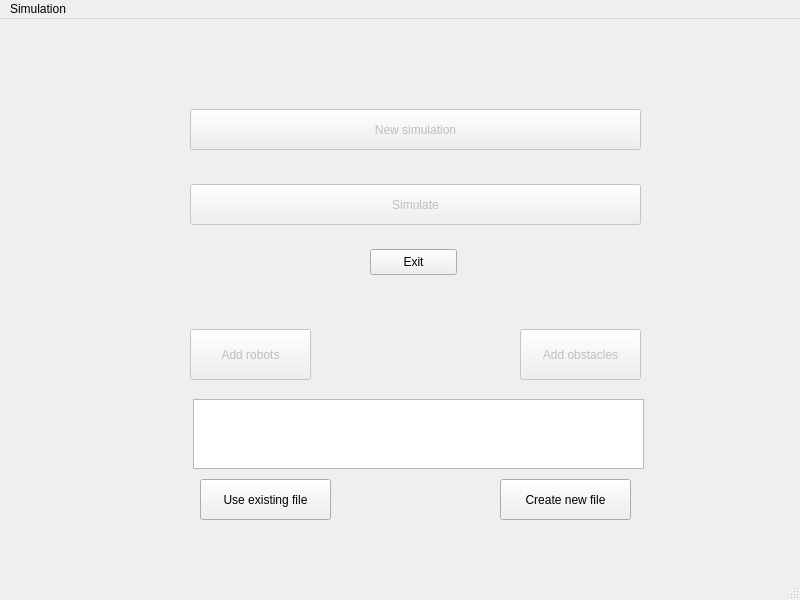
Old version of the form ICP_PROJECT_2024/mainwindow.ui in the repository ToxicToxon/ICP-PROJECT-2024.
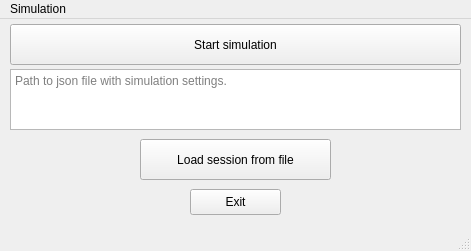
New version of the form.

Patch:
```diff
--- a/ICP_PROJECT_2024/mainwindow.ui
+++ b/ICP_PROJECT_2024/mainwindow.ui
@@ -6,8 +6,8 @@
    <rect>
     <x>0</x>
     <y>0</y>
-    <width>800</width>
-    <height>600</height>
+    <width>471</width>
+    <height>251</height>
    </rect>
   </property>
   <property name="windowTitle">
@@ -16,26 +16,26 @@
   <widget class="QWidget" name="centralwidget">
    <widget class="QPushButton" name="Button_simulate">
     <property name="enabled">
-     <bool>false</bool>
+     <bool>true</bool>
     </property>
     <property name="geometry">
      <rect>
-      <x>190</x>
-      <y>165</y>
+      <x>10</x>
+      <y>5</y>
       <width>451</width>
       <height>41</height>
      </rect>
     </property>
     <property name="text">
-     <string>Simulate</string>
+     <string>Start simulation</string>
     </property>
    </widget>
    <widget class="QPushButton" name="exit_Button">
     <property name="geometry">
      <rect>
-      <x>370</x>
-      <y>230</y>
-      <width>87</width>
+      <x>190</x>
+      <y>170</y>
+      <width>91</width>
       <height>26</height>
      </rect>
     </property>
@@ -43,98 +43,30 @@
      <string>Exit</string>
     </property>
    </widget>
-   <widget class="QPushButton" name="new_simulation_Button">
-    <property name="enabled">
-     <bool>false</bool>
-    </property>
+   <widget class="QPlainTextEdit" name="TextPathToFile">
     <property name="geometry">
      <rect>
-      <x>190</x>
-      <y>90</y>
+      <x>10</x>
+      <y>50</y>
       <width>451</width>
-      <height>41</height>
+      <height>61</height>
      </rect>
     </property>
-    <property name="text">
-     <string>New simulation</string>
+    <property name="placeholderText">
+     <string>Path to json file with simulation settings.</string>
     </property>
    </widget>
-   <widget class="QPushButton" name="add_robot_Button">
-    <property name="enabled">
-     <bool>false</bool>
-    </property>
+   <widget class="QPushButton" name="ButtonLoadSession">
     <property name="geometry">
      <rect>
-      <x>190</x>
-      <y>310</y>
-      <width>121</width>
-      <height>51</height>
-     </rect>
-    </property>
-    <property name="text">
-     <string>Add robots</string>
-    </property>
-   </widget>
-   <widget class="QPushButton" name="add_obstacle_Button">
-    <property name="enabled">
-     <bool>false</bool>
-    </property>
-    <property name="geometry">
-     <rect>
-      <x>520</x>
-      <y>310</y>
-      <width>121</width>
-      <height>51</height>
-     </rect>
-    </property>
-    <property name="text">
-     <string>Add obstacles</string>
-    </property>
-   </widget>
-   <widget class="QTextEdit" name="filePath">
-    <property name="geometry">
-     <rect>
-      <x>193</x>
-      <y>380</y>
-      <width>451</width>
-      <height>70</height>
-     </rect>
-    </property>
-    <property name="html">
-     <string>&lt;!DOCTYPE HTML PUBLIC &quot;-//W3C//DTD HTML 4.0//EN&quot; &quot;http://www.w3.org/TR/REC-html40/strict.dtd&quot;&gt;
-&lt;html&gt;&lt;head&gt;&lt;meta name=&quot;qrichtext&quot; content=&quot;1&quot; /&gt;&lt;meta charset=&quot;utf-8&quot; /&gt;&lt;style type=&quot;text/css&quot;&gt;
-p, li { white-space: pre-wrap; }
-hr { height: 1px; border-width: 0; }
-li.unchecked::marker { content: &quot;\2610&quot;; }
-li.checked::marker { content: &quot;\2612&quot;; }
-&lt;/style&gt;&lt;/head&gt;&lt;body style=&quot; font-family:'.AppleSystemUIFont'; font-size:13pt; font-weight:400; font-style:normal;&quot;&gt;
-&lt;p align=&quot;center&quot; style=&quot;-qt-paragraph-type:empty; margin-top:0px; margin-bottom:0px; margin-left:0px; margin-right:0px; -qt-block-indent:0; text-indent:0px;&quot;&gt;&lt;br /&gt;&lt;/p&gt;&lt;/body&gt;&lt;/html&gt;</string>
-    </property>
-   </widget>
-   <widget class="QPushButton" name="set_path_Button">
-    <property name="geometry">
-     <rect>
-      <x>200</x>
-      <y>460</y>
-      <width>131</width>
+      <x>140</x>
+      <y>120</y>
+      <width>191</width>
       <height>41</height>
      </rect>
     </property>
     <property name="text">
-     <string>Use existing file</string>
-    </property>
-   </widget>
-   <widget class="QPushButton" name="create_file_Button">
-    <property name="geometry">
-     <rect>
-      <x>500</x>
-      <y>460</y>
-      <width>131</width>
-      <height>41</height>
-     </rect>
-    </property>
-    <property name="text">
-     <string>Create new file</string>
+     <string>Load session from file</string>
     </property>
    </widget>
   </widget>
@@ -143,7 +75,7 @@
     <rect>
      <x>0</x>
      <y>0</y>
-     <width>800</width>
+     <width>471</width>
      <height>24</height>
     </rect>
    </property>
```
Left out of the diff: 174 changed lines with no effect on the pictures.
